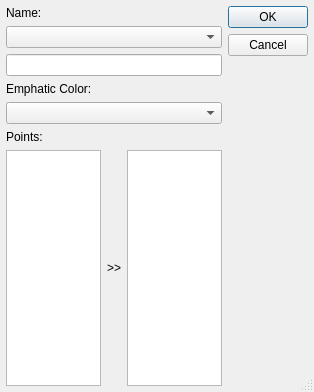
Before: the Qt Designer form core/entities/edit_link.ui in KmolYuan/Pyslvs-UI, drawn with Qt 5.
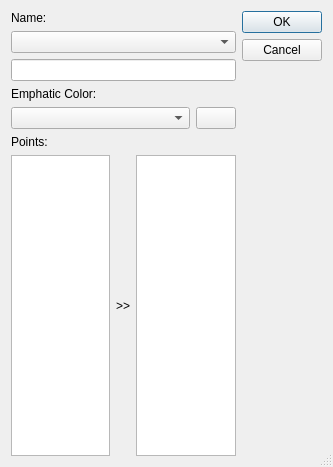
After: the same form once the commit is applied. Icons and pictures are not drawn.

Commit message: Add custom color picking function.

Diff of the .ui file:
```diff
--- a/core/entities/edit_link.ui
+++ b/core/entities/edit_link.ui
@@ -6,8 +6,8 @@
    <rect>
     <x>0</x>
     <y>0</y>
-    <width>314</width>
-    <height>392</height>
+    <width>333</width>
+    <height>467</height>
    </rect>
   </property>
   <property name="windowTitle">
@@ -23,19 +23,7 @@
   <property name="modal">
    <bool>true</bool>
   </property>
-  <layout class="QHBoxLayout" name="horizontalLayout_3">
-   <property name="leftMargin">
-    <number>6</number>
-   </property>
-   <property name="topMargin">
-    <number>6</number>
-   </property>
-   <property name="rightMargin">
-    <number>6</number>
-   </property>
-   <property name="bottomMargin">
-    <number>6</number>
-   </property>
+  <layout class="QHBoxLayout" name="horizontalLayout_4">
    <item>
     <layout class="QVBoxLayout" name="verticalLayout">
      <item>
@@ -49,11 +37,7 @@
       <widget class="QComboBox" name="Link"/>
      </item>
      <item>
-      <layout class="QHBoxLayout" name="horizontalLayout_2">
-       <item>
-        <widget class="QLineEdit" name="name_edit"/>
-       </item>
-      </layout>
+      <widget class="QLineEdit" name="name_edit"/>
      </item>
      <item>
       <widget class="QLabel" name="color_label">
@@ -66,7 +50,21 @@
       </widget>
      </item>
      <item>
-      <widget class="QComboBox" name="Color"/>
+      <layout class="QHBoxLayout" name="horizontalLayout_2">
+       <item>
+        <widget class="QComboBox" name="color_box"/>
+       </item>
+       <item>
+        <widget class="QPushButton" name="colorpick_button">
+         <property name="sizePolicy">
+          <sizepolicy hsizetype="Fixed" vsizetype="Fixed">
+           <horstretch>0</horstretch>
+           <verstretch>0</verstretch>
+          </sizepolicy>
+         </property>
+        </widget>
+       </item>
+      </layout>
      </item>
      <item>
       <widget class="QLabel" name="point_label">
```
Left out of the diff: 4 changed lines with no effect on the pictures. The commit also changes 10 other files.
